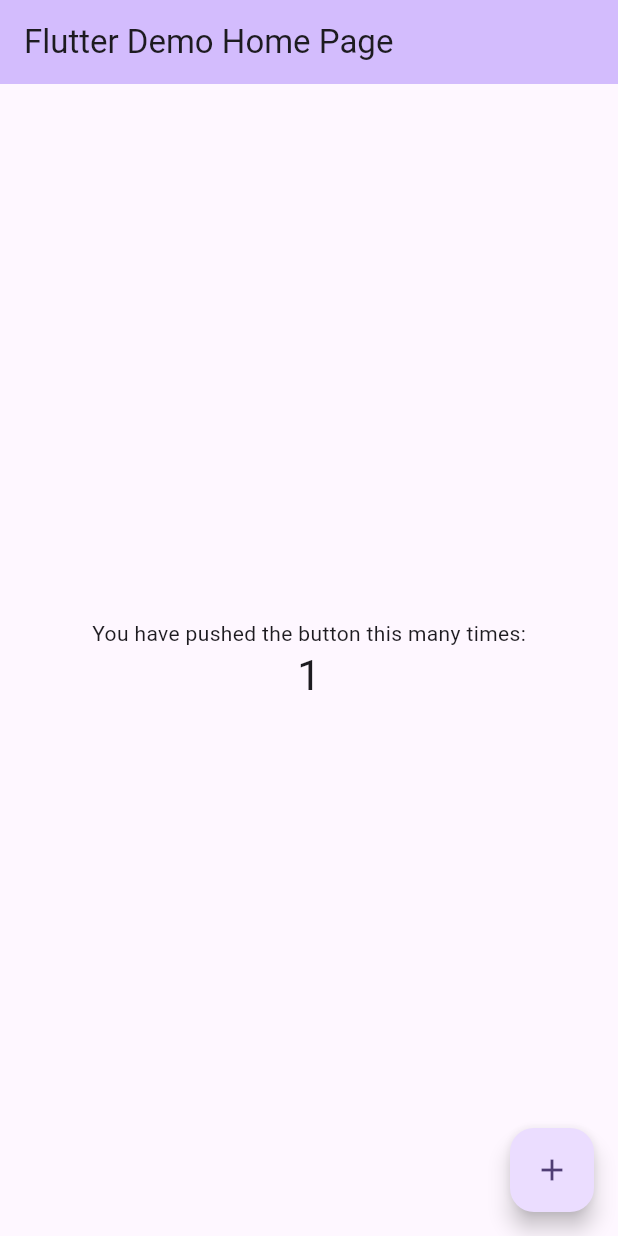
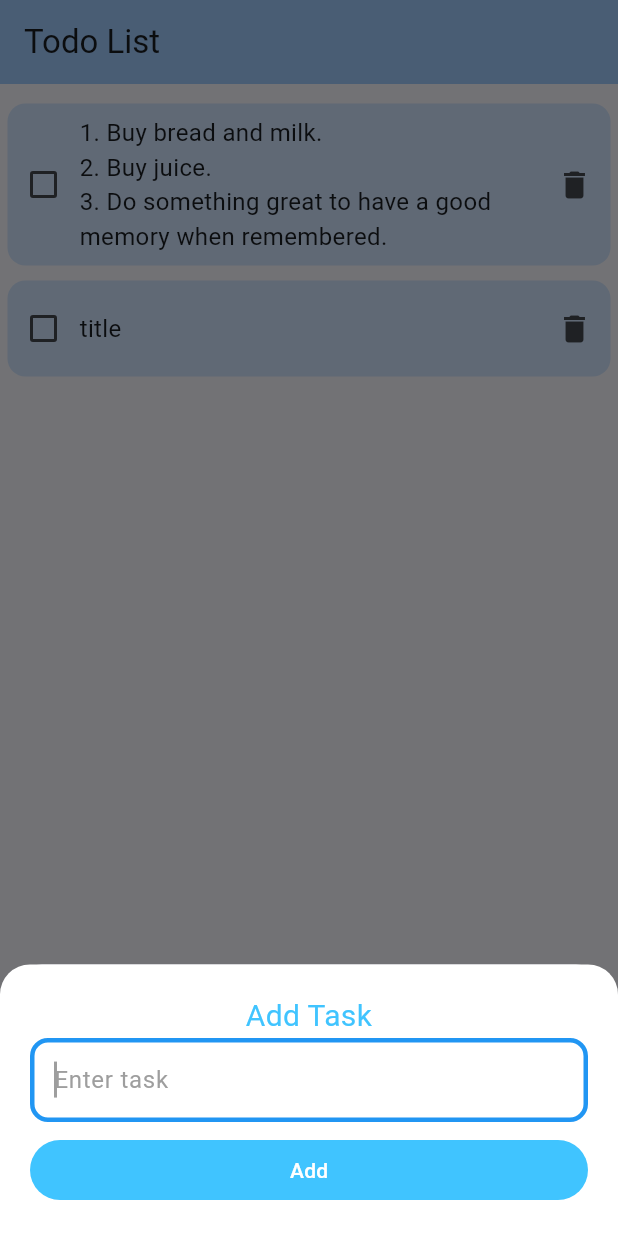
Before and after one commit to thoilemba/todo-list, a Flutter app: the screen it shows after launch, after a tap on the "add" icon, on a phone screen of 412 x 824 dp. Run offline on Flutter 3.47's test engine with Material 3 defaults, Android fonts, the phone set to English and light mode, and no system bars.

Commit message:
Created simple offline todo list (non-persistence data)

```diff
--- /dev/null
+++ b/lib/home.dart
@@ -0,0 +1,145 @@
+import 'package:flutter/material.dart';
+import 'package:mytodo/todo.dart';
+
+class HomeScreen extends StatefulWidget {
+  const HomeScreen({Key? key}) : super(key: key);
+
+  @override
+  State<HomeScreen> createState() => _HomeScreenState();
+}
+
+class _HomeScreenState extends State<HomeScreen> {
+
+
+  List<Todo> todos = [
+    Todo('1. Buy bread and milk.\n2. Buy juice.\n'
+        '3. Do something great to have a good memory when remembered.', false),
+    Todo('title', false)
+  ];
+
+  String title = '';
+
+  void addTodoItem(String title, bool completed){
+    setState(() {
+      todos.add(Todo(title, false));
+    });
+  }
+
+  void _completeTodo(Todo todo) {
+    setState(() {
+      todo.completed = !todo.completed;
+    });
+  }
+
+  void _deleteTodo(Todo todo) {
+    setState(() {
+      todos.removeWhere((element) => element.title == todo.title);
+    });
+  }
+
+  @override
+  Widget build(BuildContext context) {
+    return Scaffold(
+      appBar: AppBar(
+        backgroundColor: Theme.of(context).colorScheme.inversePrimary,
+        title: const Text(
+          'Todo List',
+        ),
+      ),
+      body: ListView(
+        padding: const EdgeInsets.symmetric(vertical: 8.0),
+        children: todos.map((Todo todo) {
+          return TodoItem(
+            todo: todo,
+            completeTodo: _completeTodo,
+            deleteTodo: _deleteTodo,
+          );
+        }).toList(),
+      ),
+      floatingActionButton: FloatingActionButton(
+        tooltip: 'Add task',
+        onPressed: () {
+          showModalBottomSheet(
+            isScrollControlled: true,
+              context: context,
+              builder: (context) => SingleChildScrollView(
+                child: Container(
+                  padding: EdgeInsets.only(bottom: MediaQuery.of(context).viewInsets.bottom),
+                  child: Container(
+                    padding: const EdgeInsets.all(20),
+                    decoration: const BoxDecoration(
+                      color: Colors.white,
+                      borderRadius: BorderRadius.only(
+                        topLeft: Radius.circular(20),
+                        topRight: Radius.circular(20),
+                      ),
+                    ),
+                    child: Column(
+                      crossAxisAlignment: CrossAxisAlignment.stretch,
+                      children:  [
+                        const Text(
+                          'Add Task',
+                          textAlign: TextAlign.center,
+                          style: TextStyle(
+                            color: Colors.lightBlueAccent,
+                            fontSize: 20,
+                          ),
+                        ),
+                        TextField(
+                          autofocus: true,
+                          cursorColor: Colors.grey,
+                          minLines: 1,
+                          maxLines: 2,
+                          decoration: const InputDecoration(
+                            enabledBorder: OutlineInputBorder(
+                              borderSide: BorderSide(color: Colors.blue, width: 3.0),
+                              borderRadius: BorderRadius.all(Radius.circular(12.0),),
+                            ),
+                            focusedBorder: OutlineInputBorder(
+                              borderSide: BorderSide(color: Colors.blue, width: 3.0),
+                              borderRadius: BorderRadius.all(Radius.circular(12.0),),
+                            ),
+                            hintText: "Enter task",
+                            hintStyle: TextStyle(
+                              color: Colors.grey
+                            ),
+                          ),
+                          onChanged: (newTitle){
+                            title = newTitle;
+                          },
+                        ),
+                        const SizedBox(
+                          height: 8,
+                        ),
+                        TextButton(
+                            style: const ButtonStyle(
+                              backgroundColor: MaterialStatePropertyAll<Color>(Colors.lightBlueAccent),
+                            ),
+                            onPressed: (){
+                              if(title.isNotEmpty){
+                                addTodoItem(title, false);
+                                Navigator.pop(context);
+                              }
+                            },
+                            child: const Text(
+                              'Add',
+                              style: TextStyle(
+                                color: Colors.white,
+                              ),
+                            )
+                        ),
+                      ],
+                    ),
+                  ),
+                ),
+              ),
+          );
+        },
+        child: const Icon(
+          Icons.add,
+          // size: 28,
+        ),
+      ),
+    );
+  }
+}
--- a/lib/main.dart
+++ b/lib/main.dart
@@ -1,125 +1,25 @@
 import 'package:flutter/material.dart';
+import 'package:mytodo/home.dart';
 
 void main() {
-  runApp(const MyApp());
+  runApp(const TodoListApp());
 }
 
-class MyApp extends StatelessWidget {
-  const MyApp({super.key});
+class TodoListApp extends StatelessWidget {
+  const TodoListApp({super.key});
 
   // This widget is the root of your application.
   @override
   Widget build(BuildContext context) {
     return MaterialApp(
       title: 'Flutter Demo',
+      debugShowCheckedModeBanner: false,
       theme: ThemeData(
-        // This is the theme of your application.
-        //
-        // TRY THIS: Try running your application with "flutter run". You'll see
-        // the application has a blue toolbar. Then, without quitting the app,
-        // try changing the seedColor in the colorScheme below to Colors.green
-        // and then invoke "hot reload" (save your changes or press the "hot
-        // reload" button in a Flutter-supported IDE, or press "r" if you used
-        // the command line to start the app).
-        //
-        // Notice that the counter didn't reset back to zero; the application
-        // state is not lost during the reload. To reset the state, use hot
-        // restart instead.
-        //
-        // This works for code too, not just values: Most code changes can be
-        // tested with just a hot reload.
-        colorScheme: ColorScheme.fromSeed(seedColor: Colors.deepPurple),
+        colorScheme: ColorScheme.fromSeed(seedColor: Colors.blue),
         useMaterial3: true,
       ),
-      home: const MyHomePage(title: 'Flutter Demo Home Page'),
+      home: const HomeScreen(),
+      // home: const MyHomePage(title: 'Flutter Demo Home Page'),
     );
   }
 }
-
-class MyHomePage extends StatefulWidget {
-  const MyHomePage({super.key, required this.title});
-
-  // This widget is the home page of your application. It is stateful, meaning
-  // that it has a State object (defined below) that contains fields that affect
-  // how it looks.
-
-  // This class is the configuration for the state. It holds the values (in this
-  // case the title) provided by the parent (in this case the App widget) and
-  // used by the build method of the State. Fields in a Widget subclass are
-  // always marked "final".
-
-  final String title;
-
-  @override
-  State<MyHomePage> createState() => _MyHomePageState();
-}
-
-class _MyHomePageState extends State<MyHomePage> {
-  int _counter = 0;
-
-  void _incrementCounter() {
-    setState(() {
-      // This call to setState tells the Flutter framework that something has
-      // changed in this State, which causes it to rerun the build method below
-      // so that the display can reflect the updated values. If we changed
-      // _counter without calling setState(), then the build method would not be
-      // called again, and so nothing would appear to happen.
-      _counter++;
-    });
-  }
-
-  @override
-  Widget build(BuildContext context) {
-    // This method is rerun every time setState is called, for instance as done
-    // by the _incrementCounter method above.
-    //
-    // The Flutter framework has been optimized to make rerunning build methods
-    // fast, so that you can just rebuild anything that needs updating rather
-    // than having to individually change instances of widgets.
-    return Scaffold(
-      appBar: AppBar(
-        // TRY THIS: Try changing the color here to a specific color (to
-        // Colors.amber, perhaps?) and trigger a hot reload to see the AppBar
-        // change color while the other colors stay the same.
-        backgroundColor: Theme.of(context).colorScheme.inversePrimary,
-        // Here we take the value from the MyHomePage object that was created by
-        // the App.build method, and use it to set our appbar title.
-        title: Text(widget.title),
-      ),
-      body: Center(
-        // Center is a layout widget. It takes a single child and positions it
-        // in the middle of the parent.
-        child: Column(
-          // Column is also a layout widget. It takes a list of children and
-          // arranges them vertically. By default, it sizes itself to fit its
-          // children horizontally, and tries to be as tall as its parent.
-          //
-          // Column has various properties to control how it sizes itself and
-          // how it positions its children. Here we use mainAxisAlignment to
-          // center the children vertically; the main axis here is the vertical
-          // axis because Columns are vertical (the cross axis would be
-          // horizontal).
-          //
-          // TRY THIS: Invoke "debug painting" (choose the "Toggle Debug Paint"
-          // action in the IDE, or press "p" in the console), to see the
-          // wireframe for each widget.
-          mainAxisAlignment: MainAxisAlignment.center,
-          children: <Widget>[
-            const Text(
-              'You have pushed the button this many times:',
-            ),
-            Text(
-              '$_counter',
-              style: Theme.of(context).textTheme.headlineMedium,
-            ),
-          ],
-        ),
-      ),
-      floatingActionButton: FloatingActionButton(
-        onPressed: _incrementCounter,
-        tooltip: 'Increment',
-        child: const Icon(Icons.add),
-      ), // This trailing comma makes auto-formatting nicer for build methods.
-    );
-  }
-}
--- /dev/null
+++ b/lib/todo.dart
@@ -0,0 +1,160 @@
+
+import 'package:flutter/material.dart';
+
+class Todo {
+
+  Todo(this.title, this.completed);
+
+  String title;
+  bool completed;
+
+}
+
+class TodoItem extends StatefulWidget {
+  const TodoItem({super.key, required this.todo, required this.completeTodo, required this.deleteTodo});
+
+  final Todo todo;
+  final void Function(Todo todo) completeTodo;
+  final void Function(Todo todo) deleteTodo;
+
+  @override
+  State<TodoItem> createState() => _TodoItemState();
+}
+
+class _TodoItemState extends State<TodoItem> {
+
+
+  @override
+  Widget build(BuildContext context) {
+    return Padding(
+      padding: const EdgeInsets.all(5.0),
+      child: Container(
+        padding: const EdgeInsets.only(top: 8, bottom: 8),
+        decoration: BoxDecoration(
+          // color: Theme.of(context).colorScheme.inversePrimary,
+          color: const Color.fromARGB(255, 209, 228, 255),
+          borderRadius: BorderRadius.circular(12)
+        ),
+        child: Column(
+          children: [
+            Row(
+              mainAxisAlignment: MainAxisAlignment.spaceBetween,
+              // crossAxisAlignment: CrossAxisAlignment.start,
+              children: [
+                Checkbox(
+                  value: widget.todo.completed,
+                  onChanged: (value){
+                    widget.completeTodo(widget.todo);
+                  },
+                ),
+
+                Expanded(
+                  child: Padding(
+                    padding: const EdgeInsets.all(0.0),
+                    child: Column(
+                      crossAxisAlignment: CrossAxisAlignment.start,
+                      children: [
+                        Text(
+                          widget.todo.title,
+                          style: TextStyle(
+                            fontSize: 16,
+                            // fontWeight: FontWeight.bold,
+                            decoration: widget.todo.completed ? TextDecoration.lineThrough : null,
+                          ),
+                        ),
+                      ],
+                    ),
+                  ),
+                ),
+
+                IconButton(
+                  onPressed: (){
+                    showDialog(
+                      context: context,
+                      builder: (BuildContext context) {
+                        return AlertDialog(
+                          title: const Text("Delete Task"),
+                          content: const Text("Do you want to delete this task?"),
+                          actions: [
+                            TextButton(
+                              onPressed: () {
+                                // delete the item
+                                widget.deleteTodo(widget.todo);
+                                Navigator.pop(context);
+                              },
+                              child: const Text(
+                                "Yes",
+                                style: TextStyle(
+                                  color: Colors.red
+                                ),
+                              ),
+                            ),
+                            TextButton(
+                              onPressed: () {
+                                Navigator.of(context).pop();
+                              },
+                              child: const Text("No"),
+                            ),
+                          ],
+                        );
+                      },
+                    );
+                  },
+                  icon: const Icon(
+                    Icons.delete,
+                  ),
+                )
+              ],
+            ),
+          ],
+        ),
+      ),
+    );
+    // return Card(
+    //   elevation: 2,
+    //   child: ListTile(
+    //     onLongPress: (){
+    //       showMenu(
+    //         context: context,
+    //         position: const RelativeRect.fromLTRB(100, 100, 0, 0),
+    //         items: [
+    //           const PopupMenuItem(
+    //             child: Text('Edit'),
+    //           ),
+    //           const PopupMenuItem(
+    //             child: Text('Delete'),
+    //           ),
+    //         ],
+    //       );
+    //     },
+    //     leading: Checkbox(
+    //       activeColor: Colors.lightBlueAccent,
+    //       value: widget.todo.completed,
+    //       onChanged: (value){
+    //         _handleTodoChange(widget.todo);
+    //       },
+    //     ),
+    //     title: Text(widget.todo.description,
+    //       style: const TextStyle(
+    //         // color: Colors.green,
+    //           fontSize: 16
+    //       ),
+    //     ),
+    //     trailing: PopupMenuButton(
+    //       itemBuilder: (context) {
+    //         return [
+    //           const PopupMenuItem(
+    //             value: 'edit',
+    //             child: Text('Edit'),
+    //           ),
+    //           const PopupMenuItem(
+    //             value: 'delete',
+    //             child: Text('Delete'),
+    //           ),
+    //         ];
+    //       },
+    //     ),
+    //   ),
+    // );
+  }
+}
```
Also changed, not shown: 2 other files.
